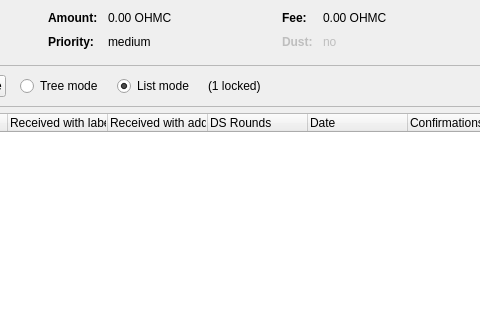
This is src/qt/forms/coincontroldialog.ui in theohmproject/ohmcoin as Qt 5 draws it before an edit; both pictures show x 204 to 684 and y 0 to 320 of the 954 by 500 pixel window. The edited form follows.
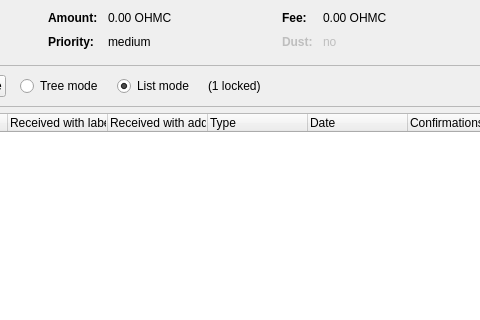
This is the edited form. Custom widgets are drawn as their Qt base class.

What changed in the file:
```diff
--- a/src/qt/forms/coincontroldialog.ui
+++ b/src/qt/forms/coincontroldialog.ui
@@ -477,7 +477,7 @@
      </column>
      <column>
       <property name="text">
-       <string>DS Rounds</string>
+       <string>Type</string>
       </property>
      </column>
      <column>
```
